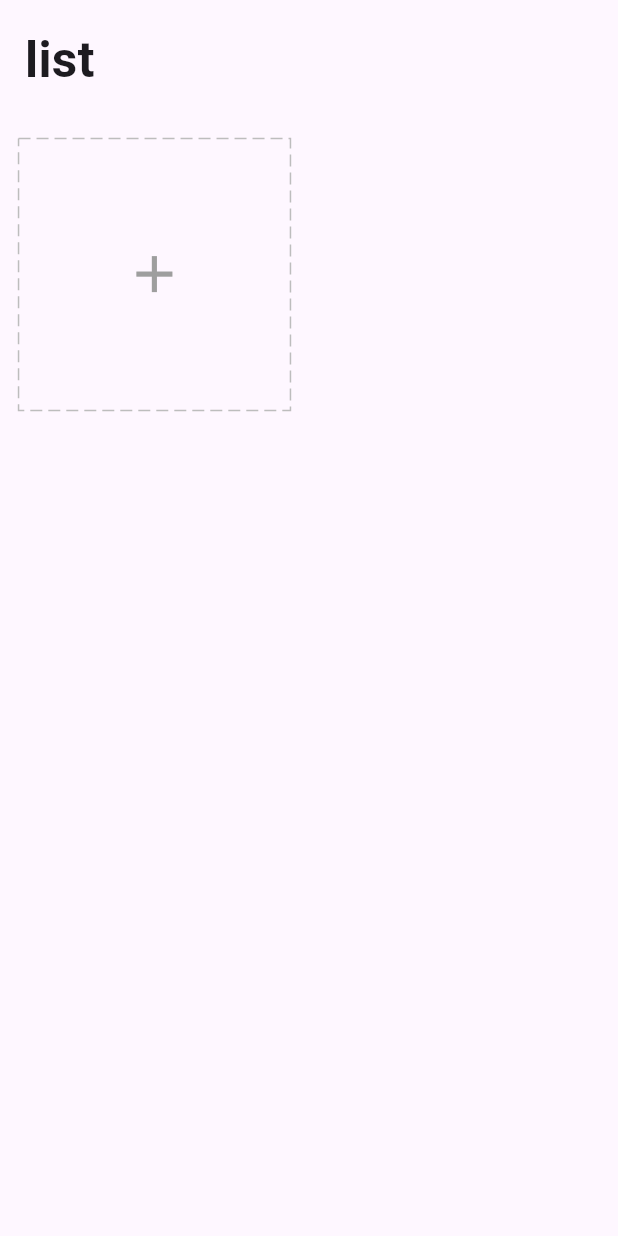
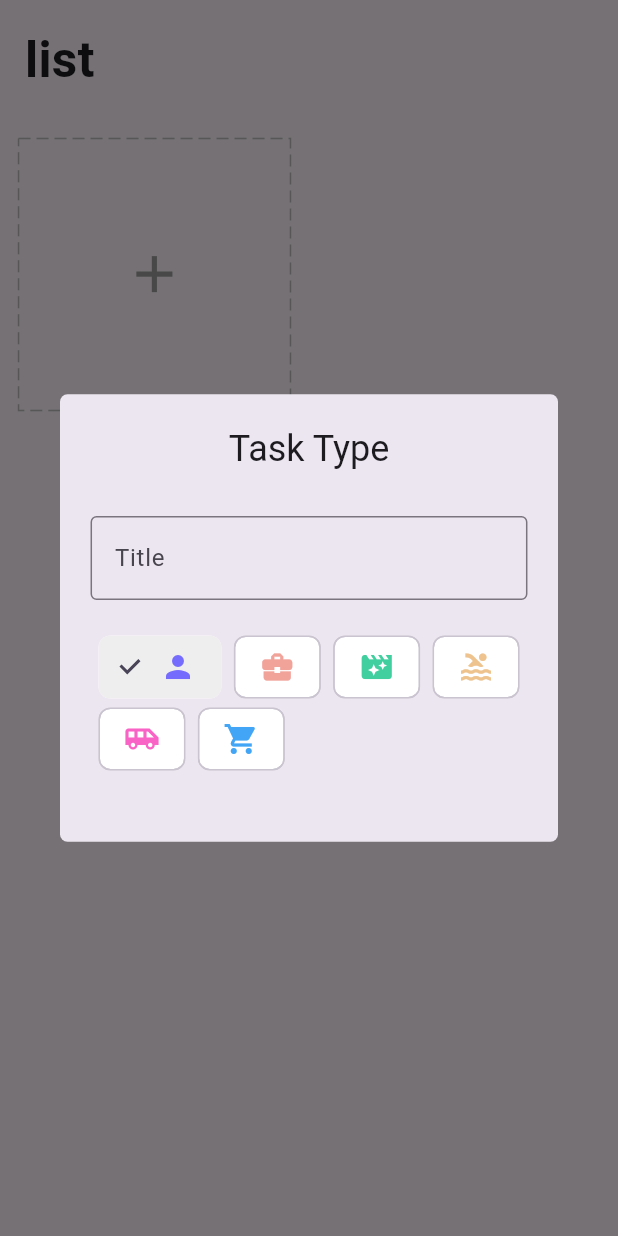
Before and after one commit to yoooooooojh/todo_getX, a Flutter app: the screen it shows after launch, after a tap on the "add" icon, on a phone screen of 412 x 824 dp. Run offline on Flutter 3.47's test engine with Material 3 defaults, Android fonts, the light colour scheme and no system bars; drawn by our look-alikes of dotted_border; our stand-ins replace equatable, flutter_easyloading, get, get_storage.

Commit message:
task box

```diff
--- a/lib/app/modules/home/controller.dart
+++ b/lib/app/modules/home/controller.dart
@@ -1,3 +1,4 @@
+import 'package:flutter/material.dart';
 import 'package:get/get.dart';
 import 'package:get/get_state_manager/get_state_manager.dart';
 import 'package:todo_getx/app/data/models/task.dart';
@@ -6,7 +7,9 @@ import 'package:todo_getx/app/data/services/storage/repository.dart';
 class HomeController extends GetxController {
   TaskRepository taskRepository;
   HomeController({required this.taskRepository});
-
+  final formKey = GlobalKey<FormState>();
+  final editCtrl = TextEditingController();
+  final chipIndex = 0.obs;
   final tasks = <Task>[].obs;
 
   @override
@@ -22,4 +25,8 @@ class HomeController extends GetxController {
     // TODO: implement onClose
     super.onClose();
   }
+
+  void changeChipIndex(int value) {
+    chipIndex.value = value;
+  }
 }
--- a/lib/app/modules/home/widgets/add_card.dart
+++ b/lib/app/modules/home/widgets/add_card.dart
@@ -3,7 +3,7 @@ import 'package:flutter/material.dart';
 import 'package:get/get.dart';
 import 'package:todo_getx/app/core/utils/extensions.dart';
 import 'package:todo_getx/app/modules/home/controller.dart';
-//import 'package:todo_getx/app/widgets/icons.dart';
+import 'package:todo_getx/app/widgets/icons.dart';
 
 class AddCard extends StatelessWidget {
   final homeCtrl = Get.find<HomeController>();
@@ -11,14 +11,65 @@ class AddCard extends StatelessWidget {
 
   @override
   Widget build(BuildContext context) {
-    //final icons = getIcons();
+    final icons = getIcons();
     var squareWidth = Get.width - 12.0.wp;
     return Container(
       width: squareWidth / 2,
       height: squareWidth / 2,
       margin: EdgeInsets.all(3.0.wp),
       child: InkWell(
-        onTap: () {},
+        onTap: () async {
+          await Get.defaultDialog(
+            titlePadding: EdgeInsets.symmetric(vertical: 5.0.wp),
+            radius: 5,
+            title: 'Task Type',
+            content: Form(
+              key: homeCtrl.formKey,
+              child: Column(
+                children: [
+                  Padding(
+                    padding: EdgeInsets.symmetric(horizontal: 3.0.wp),
+                    child: TextFormField(
+                      controller: homeCtrl.editCtrl,
+                      decoration: const InputDecoration(
+                        border: OutlineInputBorder(),
+                        labelText: 'Title',
+                      ),
+                      validator: (value) {
+                        if (value == null || value.trim().isEmpty) {
+                          return 'please enter your task title';
+                        }
+                        return null;
+                      },
+                    ),
+                  ),
+                  Padding(
+                    padding: EdgeInsets.symmetric(vertical: 5.0.wp),
+                    child: Wrap(
+                      spacing: 2.0.wp,
+                      children: icons
+                          .map((e) => Obx(() {
+                                final index = icons.indexOf(e);
+                                return ChoiceChip(
+                                  selectedColor: Colors.grey[200],
+                                  pressElevation: 0,
+                                  backgroundColor: Colors.white,
+                                  label: e,
+                                  selected: homeCtrl.chipIndex.value == index,
+                                  onSelected: (bool selected) {
+                                    homeCtrl.chipIndex.value =
+                                        selected ? index : 0;
+                                  },
+                                );
+                              }))
+                          .toList(),
+                    ),
+                  ),
+                ],
+              ),
+            ),
+          );
+        },
         child: DottedBorder(
           color: Colors.grey[400]!,
           dashPattern: const [8, 4],
```
